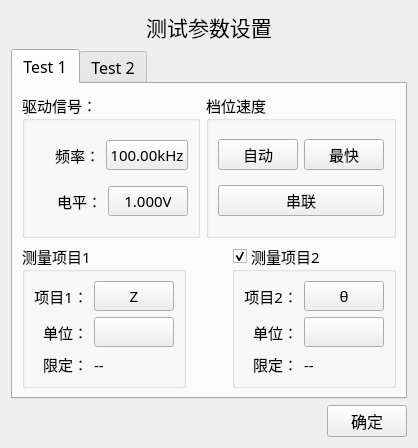
This is MulitChannalBox/clsMultModeMeterUi.ui in caicaiking/WKEFactoryView2014 as Qt 5 draws it before an edit. The edited form follows.
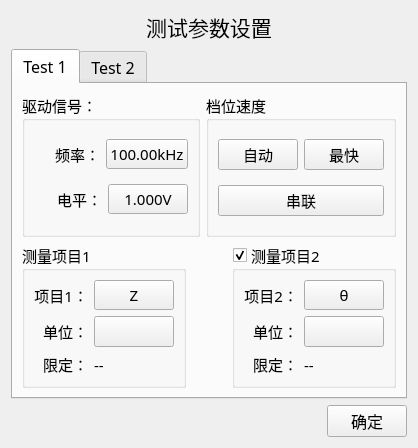
This is the edited form. Custom widgets are drawn as their Qt base class.

What changed in the file:
```diff
--- a/MulitChannalBox/clsMultModeMeterUi.ui
+++ b/MulitChannalBox/clsMultModeMeterUi.ui
@@ -335,6 +335,14 @@
                   <height>30</height>
                  </size>
                 </property>
+                <property name="font">
+                 <font>
+                  <family>楷体</family>
+                  <pointsize>12</pointsize>
+                  <weight>75</weight>
+                  <bold>true</bold>
+                 </font>
+                </property>
                 <property name="text">
                  <string/>
                 </property>
@@ -466,6 +474,14 @@
                   <height>30</height>
                  </size>
                 </property>
+                <property name="font">
+                 <font>
+                  <family>楷体</family>
+                  <pointsize>12</pointsize>
+                  <weight>75</weight>
+                  <bold>true</bold>
+                 </font>
+                </property>
                 <property name="text">
                  <string/>
                 </property>
```
